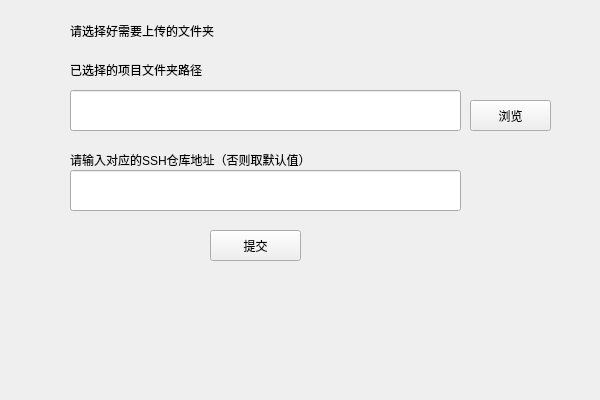
Above: QtWidgetsApplication1/uploader.ui from lms2004/test before the change. Below: the same form after it.
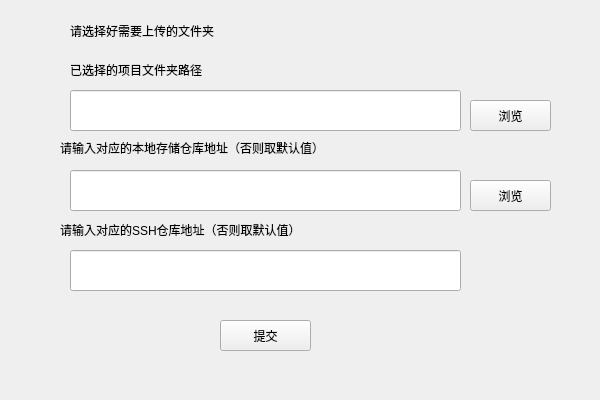
That is the form after the change.

Patch:
```diff
--- a/QtWidgetsApplication1/uploader.ui
+++ b/QtWidgetsApplication1/uploader.ui
@@ -42,8 +42,8 @@
   <widget class="QPushButton" name="pushButton">
    <property name="geometry">
     <rect>
-     <x>210</x>
-     <y>230</y>
+     <x>220</x>
+     <y>320</y>
      <width>91</width>
      <height>31</height>
     </rect>
@@ -82,7 +82,7 @@
    <property name="geometry">
     <rect>
      <x>70</x>
-     <y>170</y>
+     <y>250</y>
      <width>391</width>
      <height>41</height>
     </rect>
@@ -91,8 +91,8 @@
   <widget class="QLabel" name="label_2">
    <property name="geometry">
     <rect>
-     <x>70</x>
-     <y>150</y>
+     <x>60</x>
+     <y>220</y>
      <width>261</width>
      <height>20</height>
     </rect>
@@ -101,6 +101,42 @@
     <string>请输入对应的SSH仓库地址（否则取默认值）</string>
    </property>
   </widget>
+  <widget class="QLineEdit" name="repoPath_">
+   <property name="geometry">
+    <rect>
+     <x>70</x>
+     <y>170</y>
+     <width>391</width>
+     <height>41</height>
+    </rect>
+   </property>
+  </widget>
+  <widget class="QLabel" name="label_3">
+   <property name="geometry">
+    <rect>
+     <x>60</x>
+     <y>140</y>
+     <width>271</width>
+     <height>16</height>
+    </rect>
+   </property>
+   <property name="text">
+    <string>请输入对应的本地存储仓库地址（否则取默认值）</string>
+   </property>
+  </widget>
+  <widget class="QPushButton" name="browseButton1">
+   <property name="geometry">
+    <rect>
+     <x>470</x>
+     <y>180</y>
+     <width>81</width>
+     <height>31</height>
+    </rect>
+   </property>
+   <property name="text">
+    <string>浏览</string>
+   </property>
+  </widget>
  </widget>
  <layoutdefault spacing="6" margin="11"/>
  <resources/>
```
